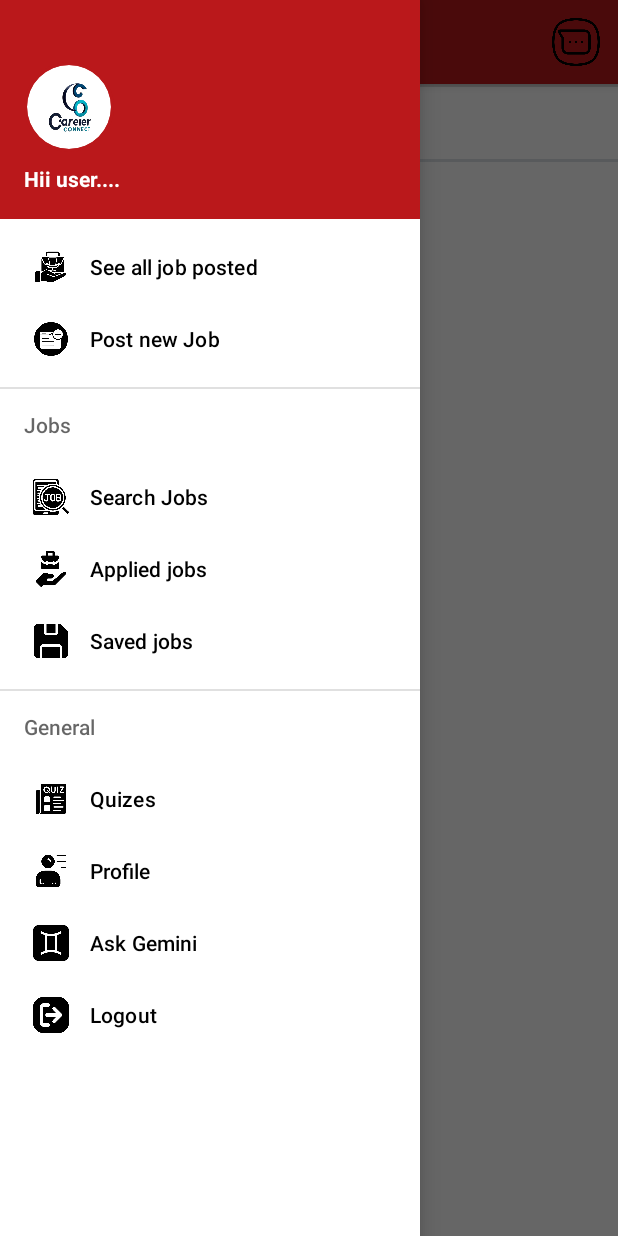
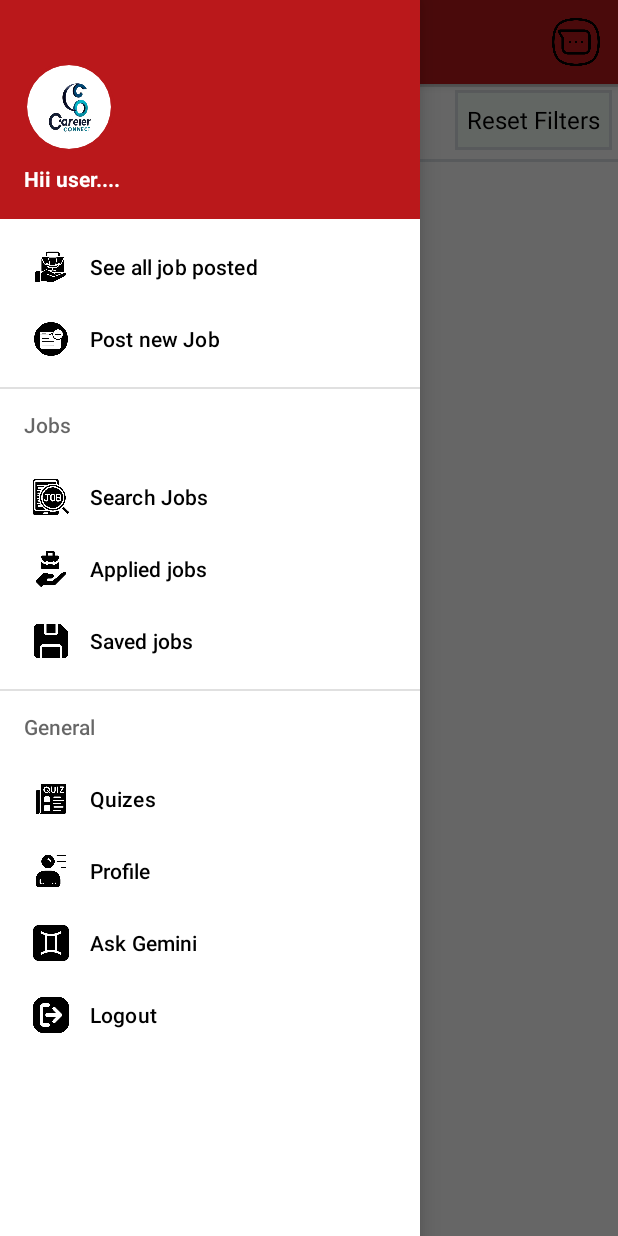
Before and after one commit to rijul-kansal/Career_Connect_FrontEnd, an Android app: the SearchJobFragment screen opened directly, with no data from a screen before it, with the side drawer open, on a phone screen of 412 x 824 dp. Run offline under Robolectric (Android 15) with nearby library versions, the phone set to English and light mode, and no system bars; our stand-ins replace CircleImageView; network calls fail; pictures from the network do not load; 1 statement that could not run was skipped.

Commit message:
fixing bugs

```diff
--- a/app/src/main/java/com/learning/careerconnect/Adapter/SearchJobAdapter.kt
+++ b/app/src/main/java/com/learning/careerconnect/Adapter/SearchJobAdapter.kt
@@ -128,7 +128,8 @@ class SearchJobAdapter(
                     dots.add(textView)
                     ll.addView(textView)
                 }
-            } else {
+            }
+            else {
                 if(currpos<=3)
                 {
                     for (i in 0 until 5) {
@@ -181,12 +182,20 @@ class SearchJobAdapter(
             }
             if(dots.isNotEmpty())
             {
-                if(currpos<=3)
-                dots[currpos-1].setBackgroundResource(R.drawable.box_for_pagination_selected)
-                else if(totalDots-5 <currpos)
-                dots[currpos-totalDots+6].setBackgroundResource(R.drawable.box_for_pagination_selected)
+                if(totalDots<=5)
+                {
+                    dots[currpos-1].setBackgroundResource(R.drawable.box_for_pagination_selected)
+                }
                 else
-                dots[3].setBackgroundResource(R.drawable.box_for_pagination_selected)
+                {
+                    if(currpos<=3)
+                        dots[currpos-1].setBackgroundResource(R.drawable.box_for_pagination_selected)
+                    else if(totalDots-5 <currpos)
+                        dots[currpos-totalDots+6].setBackgroundResource(R.drawable.box_for_pagination_selected)
+                    else
+                        dots[3].setBackgroundResource(R.drawable.box_for_pagination_selected)
+                }
+
             }
             dots.forEachIndexed { index, textView ->
                 textView.setOnClickListener {
--- a/app/src/main/java/com/learning/careerconnect/fragment/SearchJobFragment.kt
+++ b/app/src/main/java/com/learning/careerconnect/fragment/SearchJobFragment.kt
@@ -78,6 +78,7 @@ class SearchJobFragment : Fragment() {
         callingSearchJobFn()
         jobMVVM.observerForSearchAllJobs().observe(viewLifecycleOwner, Observer { result ->
             binding.refreshLayout.isRefreshing = false
+            binding.linearLayoutProgressBarDisable.visibility = View.INVISIBLE
             if (result.status == "success") {
                 if(diaglog!=null)
                 {
@@ -106,6 +107,12 @@ class SearchJobFragment : Fragment() {
         binding.refreshLayout.setOnRefreshListener {
             currposition=1
             callingSearchJobFn()
+        }
+
+        binding.filterOptionDisable.setOnClickListener {
+            binding.linearLayoutProgressBarDisable.visibility = View.VISIBLE
+            callingSearchJobFnAllNullAndMakeFiltersNull()
+
         }
         return binding.root
     }
@@ -158,6 +165,35 @@ class SearchJobFragment : Fragment() {
     }
 
     fun callingSearchJobFn() {
+        jobMVVM.searchAllJobs(
+            fragment = this@SearchJobFragment,
+            token = "Bearer $token",
+            context = requireContext(),
+            ts,
+            "${currposition-1}",
+            "10",
+            ps,
+            ls,
+            ss,
+            null,
+            es,
+            tts
+        )
+    }
+
+    fun callingSearchJobFnAllNullAndMakeFiltersNull() {
+        ps=null
+        ts=null
+        ls=null
+        ss=null
+        es=null
+        tts=null
+        preferredJobTypeArr.clear()
+        typeOfJobSet.clear()
+        locationSet.clear()
+        skillsSet.clear()
+        easyApplySet.clear()
+        timeSet.clear()
         jobMVVM.searchAllJobs(
             fragment = this@SearchJobFragment,
             token = "Bearer $token",
--- a/app/src/main/res/layout/fragment_search_job.xml
+++ b/app/src/main/res/layout/fragment_search_job.xml
@@ -12,8 +12,14 @@
         android:progressTint="@color/main_colour"
         style="?android:attr/progressBarStyleHorizontal" />
     <LinearLayout
+        android:layout_width="match_parent"
+        android:layout_height="40dp"
+        android:orientation="horizontal"
         android:layout_marginTop="4dp"
         android:layout_marginLeft="4dp"
+        android:layout_marginRight="4dp">
+        <LinearLayout
+            android:layout_gravity="start"
             android:background="@drawable/filter_box"
             android:id="@+id/filterOptionEnable"
             android:layout_width="wrap_content"
@@ -42,6 +48,37 @@
                 android:layout_marginLeft="8dp"/>
         </LinearLayout>
         <View
+            android:layout_width="0dp"
+            android:layout_height="40dp"
+            android:layout_weight="1"/>
+        <LinearLayout
+            android:background="@drawable/filter_box"
+            android:layout_gravity="end"
+            android:id="@+id/filterOptionDisable"
+            android:layout_width="wrap_content"
+            android:layout_height="40dp"
+            android:orientation="horizontal">
+            <TextView
+                android:layout_marginRight="8dp"
+                android:layout_gravity="center"
+                android:layout_width="wrap_content"
+                android:layout_height="wrap_content"
+                android:text="@string/reset_filters"
+                android:textSize="16sp"
+                android:textColor="@color/black"
+                android:layout_marginLeft="8dp"/>
+            <ProgressBar
+                android:visibility="gone"
+                android:layout_marginRight="8dp"
+                android:id="@+id/linearLayoutProgressBarDisable"
+                android:layout_gravity="center"
+                android:layout_width="16dp"
+                android:layout_height="16dp"
+                android:layout_marginLeft="8dp"/>
+        </LinearLayout>
+    </LinearLayout>
+
+    <View
         android:layout_marginTop="50dp"
         android:layout_width="match_parent"
         android:layout_height="2dp"
--- a/app/src/main/res/values/strings.xml
+++ b/app/src/main/res/values/strings.xml
@@ -74,4 +74,5 @@
     <string name="time">Time</string>
     <string name="apply_filter">Apply Filter</string>
     <string name="filter">Filter</string>
+    <string name="reset_filters">Reset Filters</string>
 </resources>
```
Also changed, not shown: app/src/main/res/drawable/img.png (added). Lines whose indentation alone changed are shown as unchanged.
